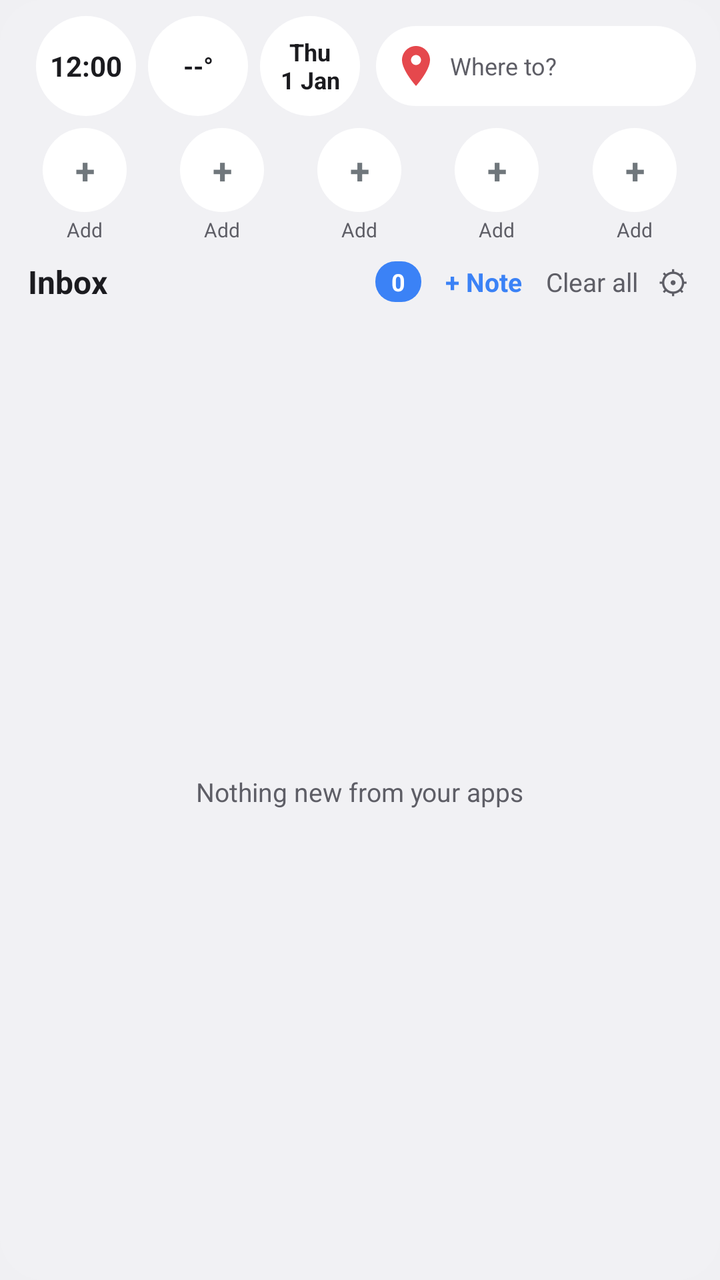
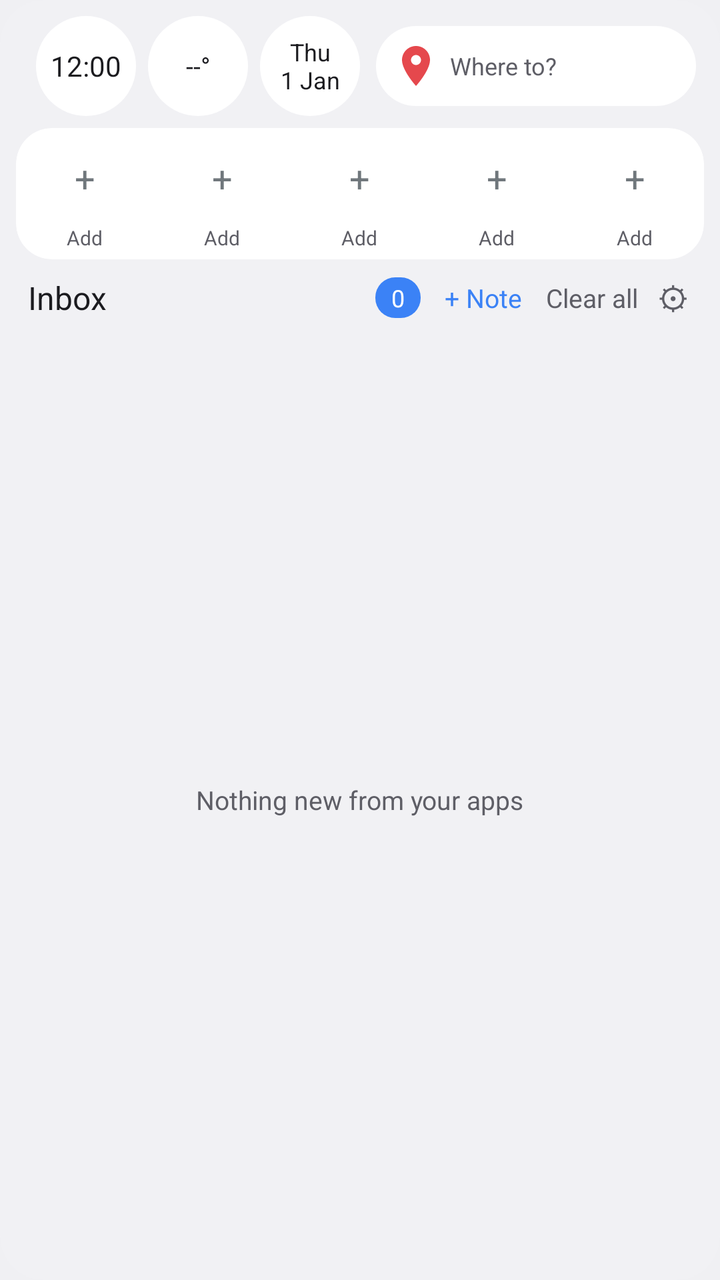

The first picture is an Android layout as it rendered before a commit; the second is the same layout after the commit. The layout source and the unified diff follow.
<!-- AndroidManifest.xml: application theme NtTheme -->
<!-- res/layout/widget_tiles.xml -->
<?xml version="1.0" encoding="utf-8"?>
<LinearLayout xmlns:android="http://schemas.android.com/apk/res/android"
    android:id="@+id/root"
    android:layout_width="match_parent"
    android:layout_height="match_parent"
    android:background="@drawable/nt_widget_bg"
    android:orientation="vertical"
    android:padding="8dp">


    <LinearLayout
        android:layout_width="match_parent"
        android:layout_height="wrap_content"
        android:gravity="center_vertical"
        android:orientation="horizontal"
        android:paddingStart="4dp"
        android:paddingEnd="4dp"
        android:paddingBottom="6dp">

        <LinearLayout
            android:id="@+id/wlocA"
            android:layout_width="0dp"
            android:layout_height="40dp"
            android:layout_marginStart="8dp"
            android:layout_weight="1"
            android:background="@drawable/nt_pill_bg"
            android:gravity="center_vertical"
            android:orientation="horizontal"
            android:paddingStart="8dp"
            android:paddingEnd="6dp"
            android:visibility="gone">

            <ImageView
                android:id="@+id/wpinA"
                android:layout_width="24dp"
                android:layout_height="24dp"
                android:src="@drawable/ic_pin" />

            <TextView
                android:layout_width="0dp"
                android:layout_height="wrap_content"
                android:layout_marginStart="5dp"
                android:layout_weight="1"
                android:ellipsize="end"
                android:maxLines="1"
                android:text="Where to?"
                android:textColor="@color/nt_sub"
                android:textSize="12sp" />
        </LinearLayout>

        <LinearLayout
            android:layout_width="wrap_content"
            android:layout_height="wrap_content"
            android:orientation="horizontal">

        <TextClock
            android:id="@+id/wclock0"
            android:layout_width="50dp"
            android:layout_height="50dp"
            android:layout_marginStart="6dp"
            android:background="@drawable/nt_circle_bg"
            android:gravity="center"
            android:textColor="@color/nt_text"
            android:textStyle="bold"
            android:visibility="visible"
            android:format12Hour="h:mm"
            android:format24Hour="HH:mm"
            android:textSize="14sp"
            />

        <TextView
            android:id="@+id/wweather0"
            android:layout_width="50dp"
            android:layout_height="50dp"
            android:layout_marginStart="6dp"
            android:background="@drawable/nt_circle_bg"
            android:gravity="center"
            android:textColor="@color/nt_text"
            android:textStyle="bold"
            android:visibility="gone"
            android:text="--°"
            android:textSize="13sp"
            />

        <TextClock
            android:id="@+id/wdate0"
            android:layout_width="50dp"
            android:layout_height="50dp"
            android:layout_marginStart="6dp"
            android:background="@drawable/nt_circle_bg"
            android:gravity="center"
            android:textColor="@color/nt_text"
            android:textStyle="bold"
            android:visibility="gone"
            android:format12Hour="EEE&#10;d MMM"
            android:format24Hour="EEE&#10;d MMM"
            android:textSize="12sp"
            />

        </LinearLayout>

        <LinearLayout
            android:layout_width="wrap_content"
            android:layout_height="wrap_content"
            android:orientation="horizontal">

        <TextClock
            android:id="@+id/wclock1"
            android:layout_width="50dp"
            android:layout_height="50dp"
            android:layout_marginStart="6dp"
            android:background="@drawable/nt_circle_bg"
            android:gravity="center"
            android:textColor="@color/nt_text"
            android:textStyle="bold"
            android:visibility="gone"
            android:format12Hour="h:mm"
            android:format24Hour="HH:mm"
            android:textSize="14sp"
            />

        <TextView
            android:id="@+id/wweather1"
            android:layout_width="50dp"
            android:layout_height="50dp"
            android:layout_marginStart="6dp"
            android:background="@drawable/nt_circle_bg"
            android:gravity="center"
            android:textColor="@color/nt_text"
            android:textStyle="bold"
            android:visibility="visible"
            android:text="--°"
            android:textSize="13sp"
            />

        <TextClock
            android:id="@+id/wdate1"
            android:layout_width="50dp"
            android:layout_height="50dp"
            android:layout_marginStart="6dp"
            android:background="@drawable/nt_circle_bg"
            android:gravity="center"
            android:textColor="@color/nt_text"
            android:textStyle="bold"
            android:visibility="gone"
            android:format12Hour="EEE&#10;d MMM"
            android:format24Hour="EEE&#10;d MMM"
            android:textSize="12sp"
            />

        </LinearLayout>

        <LinearLayout
            android:layout_width="wrap_content"
            android:layout_height="wrap_content"
            android:orientation="horizontal">

        <TextClock
            android:id="@+id/wclock2"
            android:layout_width="50dp"
            android:layout_height="50dp"
            android:layout_marginStart="6dp"
            android:background="@drawable/nt_circle_bg"
            android:gravity="center"
            android:textColor="@color/nt_text"
            android:textStyle="bold"
            android:visibility="gone"
            android:format12Hour="h:mm"
            android:format24Hour="HH:mm"
            android:textSize="14sp"
            />

        <TextView
            android:id="@+id/wweather2"
            android:layout_width="50dp"
            android:layout_height="50dp"
            android:layout_marginStart="6dp"
            android:background="@drawable/nt_circle_bg"
            android:gravity="center"
            android:textColor="@color/nt_text"
            android:textStyle="bold"
            android:visibility="gone"
            android:text="--°"
            android:textSize="13sp"
            />

        <TextClock
            android:id="@+id/wdate2"
            android:layout_width="50dp"
            android:layout_height="50dp"
            android:layout_marginStart="6dp"
            android:background="@drawable/nt_circle_bg"
            android:gravity="center"
            android:textColor="@color/nt_text"
            android:textStyle="bold"
            android:visibility="visible"
            android:format12Hour="EEE&#10;d MMM"
            android:format24Hour="EEE&#10;d MMM"
            android:textSize="12sp"
            />

        </LinearLayout>

        <LinearLayout
            android:id="@+id/wlocB"
            android:layout_width="0dp"
            android:layout_height="40dp"
            android:layout_marginStart="8dp"
            android:layout_weight="1"
            android:background="@drawable/nt_pill_bg"
            android:gravity="center_vertical"
            android:orientation="horizontal"
            android:paddingStart="8dp"
            android:paddingEnd="6dp"
            android:visibility="visible">

            <ImageView
                android:id="@+id/wpinB"
                android:layout_width="24dp"
                android:layout_height="24dp"
                android:src="@drawable/ic_pin" />

            <TextView
                android:layout_width="0dp"
                android:layout_height="wrap_content"
                android:layout_marginStart="5dp"
                android:layout_weight="1"
                android:ellipsize="end"
                android:maxLines="1"
                android:text="Where to?"
                android:textColor="@color/nt_sub"
                android:textSize="12sp" />
        </LinearLayout>
    </LinearLayout>

    <LinearLayout
        android:id="@+id/dialrow"
        android:layout_width="match_parent"
        android:layout_height="wrap_content"
        android:orientation="horizontal"
        android:paddingBottom="6dp">

        <LinearLayout
            android:id="@+id/dial0"
            android:layout_width="0dp"
            android:layout_height="wrap_content"
            android:layout_weight="1"
            android:gravity="center_horizontal"
            android:orientation="vertical">

            <TextView
                android:id="@+id/dc0"
                android:layout_width="42dp"
                android:layout_height="42dp"
                android:background="@drawable/nt_circle_bg"
                android:gravity="center"
                android:text="+"
                android:textSize="18sp"
                android:textStyle="bold" />

            <TextView
                android:id="@+id/dn0"
                android:layout_width="match_parent"
                android:layout_height="wrap_content"
                android:ellipsize="end"
                android:gravity="center"
                android:maxLines="1"
                android:paddingTop="2dp"
                android:text="Add"
                android:textColor="@color/nt_sub"
                android:textSize="10sp" />
        </LinearLayout>

        <LinearLayout
            android:id="@+id/dial1"
            android:layout_width="0dp"
            android:layout_height="wrap_content"
            android:layout_weight="1"
            android:gravity="center_horizontal"
            android:orientation="vertical">

            <TextView
                android:id="@+id/dc1"
                android:layout_width="42dp"
                android:layout_height="42dp"
                android:background="@drawable/nt_circle_bg"
                android:gravity="center"
                android:text="+"
                android:textSize="18sp"
                android:textStyle="bold" />

            <TextView
                android:id="@+id/dn1"
                android:layout_width="match_parent"
                android:layout_height="wrap_content"
                android:ellipsize="end"
                android:gravity="center"
                android:maxLines="1"
                android:paddingTop="2dp"
                android:text="Add"
                android:textColor="@color/nt_sub"
                android:textSize="10sp" />
        </LinearLayout>

        <LinearLayout
            android:id="@+id/dial2"
            android:layout_width="0dp"
            android:layout_height="wrap_content"
            android:layout_weight="1"
            android:gravity="center_horizontal"
            android:orientation="vertical">

            <TextView
                android:id="@+id/dc2"
                android:layout_width="42dp"
                android:layout_height="42dp"
                android:background="@drawable/nt_circle_bg"
                android:gravity="center"
                android:text="+"
                android:textSize="18sp"
                android:textStyle="bold" />

            <TextView
                android:id="@+id/dn2"
                android:layout_width="match_parent"
                android:layout_height="wrap_content"
                android:ellipsize="end"
                android:gravity="center"
                android:maxLines="1"
                android:paddingTop="2dp"
                android:text="Add"
                android:textColor="@color/nt_sub"
                android:textSize="10sp" />
        </LinearLayout>

        <LinearLayout
            android:id="@+id/dial3"
            android:layout_width="0dp"
            android:layout_height="wrap_content"
            android:layout_weight="1"
            android:gravity="center_horizontal"
            android:orientation="vertical">

            <TextView
                android:id="@+id/dc3"
                android:layout_width="42dp"
                android:layout_height="42dp"
                android:background="@drawable/nt_circle_bg"
                android:gravity="center"
                android:text="+"
                android:textSize="18sp"
                android:textStyle="bold" />

            <TextView
                android:id="@+id/dn3"
                android:layout_width="match_parent"
                android:layout_height="wrap_content"
                android:ellipsize="end"
                android:gravity="center"
                android:maxLines="1"
                android:paddingTop="2dp"
                android:text="Add"
                android:textColor="@color/nt_sub"
                android:textSize="10sp" />
        </LinearLayout>

        <LinearLayout
            android:id="@+id/dial4"
            android:layout_width="0dp"
            android:layout_height="wrap_content"
            android:layout_weight="1"
            android:gravity="center_horizontal"
            android:orientation="vertical">

            <TextView
                android:id="@+id/dc4"
                android:layout_width="42dp"
                android:layout_height="42dp"
                android:background="@drawable/nt_circle_bg"
                android:gravity="center"
                android:text="+"
                android:textSize="18sp"
                android:textStyle="bold" />

            <TextView
                android:id="@+id/dn4"
                android:layout_width="match_parent"
                android:layout_height="wrap_content"
                android:ellipsize="end"
                android:gravity="center"
                android:maxLines="1"
                android:paddingTop="2dp"
                android:text="Add"
                android:textColor="@color/nt_sub"
                android:textSize="10sp" />
        </LinearLayout>
    </LinearLayout>

    <LinearLayout
        android:id="@+id/header"
        android:layout_width="match_parent"
        android:layout_height="wrap_content"
        android:gravity="center_vertical"
        android:orientation="horizontal"
        android:paddingStart="6dp"
        android:paddingEnd="6dp"
        android:paddingBottom="6dp">

        <TextView
            android:id="@+id/hdr_title"
            android:layout_width="0dp"
            android:layout_height="wrap_content"
            android:layout_weight="1"
            android:text="Inbox"
            android:textColor="@color/nt_text"
            android:textSize="16sp"
            android:textStyle="bold" />

        <TextView
            android:id="@+id/count"
            android:layout_width="wrap_content"
            android:layout_height="wrap_content"
            android:background="@drawable/nt_badge_bg"
            android:paddingStart="8dp"
            android:paddingTop="2dp"
            android:paddingEnd="8dp"
            android:paddingBottom="2dp"
            android:text="0"
            android:textColor="#FFFFFF"
            android:textSize="12sp"
            android:textStyle="bold" />

        <TextView
            android:id="@+id/wnote"
            android:layout_width="wrap_content"
            android:layout_height="wrap_content"
            android:paddingStart="12dp"
            android:paddingTop="4dp"
            android:paddingEnd="6dp"
            android:paddingBottom="4dp"
            android:text="+ Note"
            android:textColor="@color/nt_badge"
            android:textSize="13sp"
            android:textStyle="bold" />

        <TextView
            android:id="@+id/wclear"
            android:layout_width="wrap_content"
            android:layout_height="wrap_content"
            android:paddingStart="6dp"
            android:paddingTop="4dp"
            android:paddingEnd="2dp"
            android:paddingBottom="4dp"
            android:text="Clear all"
            android:textColor="@color/nt_sub"
            android:textSize="13sp" />

        <TextView
            android:id="@+id/wset"
            android:layout_width="wrap_content"
            android:layout_height="wrap_content"
            android:paddingStart="8dp"
            android:paddingTop="2dp"
            android:paddingEnd="2dp"
            android:paddingBottom="2dp"
            android:text="⚙"
            android:textColor="@color/nt_sub"
            android:textSize="16sp" />
    </LinearLayout>

    <FrameLayout
        android:layout_width="match_parent"
        android:layout_height="0dp"
        android:layout_weight="1">

        <GridView
            android:id="@+id/grid"
            android:layout_width="match_parent"
            android:layout_height="match_parent"
            android:horizontalSpacing="6dp"
            android:listSelector="@android:color/transparent"
            android:numColumns="2"
            android:scrollbars="none"
            android:stretchMode="columnWidth"
            android:verticalSpacing="6dp" />

        <TextView
            android:id="@+id/empty"
            android:layout_width="wrap_content"
            android:layout_height="wrap_content"
            android:layout_gravity="center"
            android:text="Nothing new from your apps"
            android:textColor="@color/nt_sub"
            android:textSize="13sp" />
    </FrameLayout>
</LinearLayout>
<!-- resources referenced by this layout -->
<resources>
  <color name="nt_badge">#3B82F6</color>
  <color name="nt_sub">#5E5E66</color>
  <color name="nt_text">#1B1B1F</color>
  <!-- drawable ic_pin (drawable) -->
  <?xml version="1.0" encoding="utf-8"?>
  <vector xmlns:android="http://schemas.android.com/apk/res/android"
      android:width="24dp"
      android:height="24dp"
      android:viewportWidth="24"
      android:viewportHeight="24">
      <path
          android:fillColor="#E5484D"
          android:pathData="M12,2C8.13,2 5,5.13 5,9c0,5.25 7,13 7,13s7,-7.75 7,-13c0,-3.87 -3.13,-7 -7,-7zM12,11.5c-1.38,0 -2.5,-1.12 -2.5,-2.5s1.12,-2.5 2.5,-2.5 2.5,1.12 2.5,2.5 -1.12,2.5 -2.5,2.5z" />
  </vector>
  <!-- drawable nt_badge_bg (drawable) -->
  <?xml version="1.0" encoding="utf-8"?>
  <shape xmlns:android="http://schemas.android.com/apk/res/android" android:shape="rectangle">
      <solid android:color="@color/nt_badge" />
      <corners android:radius="10dp" />
  </shape>
  <!-- drawable nt_circle_bg (drawable) -->
  <?xml version="1.0" encoding="utf-8"?>
  <shape xmlns:android="http://schemas.android.com/apk/res/android" android:shape="oval">
      <solid android:color="@color/nt_circle" />
  </shape>
  <!-- drawable nt_pill_bg (drawable) -->
  <?xml version="1.0" encoding="utf-8"?>
  <shape xmlns:android="http://schemas.android.com/apk/res/android" android:shape="rectangle">
      <solid android:color="@color/nt_circle" />
      <corners android:radius="20dp" />
  </shape>
  <!-- drawable nt_widget_bg (drawable) -->
  <?xml version="1.0" encoding="utf-8"?>
  <shape xmlns:android="http://schemas.android.com/apk/res/android" android:shape="rectangle">
      <solid android:color="@color/nt_bg" />
      <corners android:radius="22dp" />
  </shape>
  <style name="NtTheme" parent="android:Theme.DeviceDefault.DayNight" />
  <color name="nt_circle">#FFFFFFFF</color>
  <color name="nt_bg">#EEF2F2F5</color>
</resources>

<!-- the commit's change to res/layout/widget_tiles.xml (unified diff, before → after) -->
@@ -1,9 +1,22 @@
 <?xml version="1.0" encoding="utf-8"?>
-<LinearLayout xmlns:android="http://schemas.android.com/apk/res/android"
+<FrameLayout xmlns:android="http://schemas.android.com/apk/res/android"
     android:id="@+id/root"
     android:layout_width="match_parent"
     android:layout_height="match_parent"
     android:background="@drawable/nt_widget_bg"
+    android:clipToOutline="true">
+
+    <ImageView
+        android:id="@+id/wbgimg"
+        android:layout_width="match_parent"
+        android:layout_height="match_parent"
+        android:scaleType="centerCrop"
+        android:visibility="gone" />
+
+<LinearLayout
+    android:id="@+id/content"
+    android:layout_width="match_parent"
+    android:layout_height="match_parent"
     android:orientation="vertical"
     android:padding="8dp">
 
@@ -37,6 +50,7 @@
                 android:src="@drawable/ic_pin" />
 
             <TextView
+                android:id="@+id/wwA"
                 android:layout_width="0dp"
                 android:layout_height="wrap_content"
                 android:layout_marginStart="5dp"
@@ -61,7 +75,7 @@
             android:background="@drawable/nt_circle_bg"
             android:gravity="center"
             android:textColor="@color/nt_text"
-            android:textStyle="bold"
+           
             android:visibility="visible"
             android:format12Hour="h:mm"
             android:format24Hour="HH:mm"
@@ -76,7 +90,7 @@
             android:background="@drawable/nt_circle_bg"
             android:gravity="center"
             android:textColor="@color/nt_text"
-            android:textStyle="bold"
+           
             android:visibility="gone"
             android:text="--°"
             android:textSize="13sp"
@@ -90,7 +104,7 @@
             android:background="@drawable/nt_circle_bg"
             android:gravity="center"
             android:textColor="@color/nt_text"
-            android:textStyle="bold"
+           
             android:visibility="gone"
             android:format12Hour="EEE&#10;d MMM"
             android:format24Hour="EEE&#10;d MMM"
@@ -112,7 +126,7 @@
             android:background="@drawable/nt_circle_bg"
             android:gravity="center"
             android:textColor="@color/nt_text"
-            android:textStyle="bold"
+           
             android:visibility="gone"
             android:format12Hour="h:mm"
             android:format24Hour="HH:mm"
@@ -127,7 +141,7 @@
             android:background="@drawable/nt_circle_bg"
             android:gravity="center"
             android:textColor="@color/nt_text"
-            android:textStyle="bold"
+           
             android:visibility="visible"
             android:text="--°"
             android:textSize="13sp"
@@ -141,7 +155,7 @@
             android:background="@drawable/nt_circle_bg"
             android:gravity="center"
             android:textColor="@color/nt_text"
-            android:textStyle="bold"
+           
             android:visibility="gone"
             android:format12Hour="EEE&#10;d MMM"
             android:format24Hour="EEE&#10;d MMM"
@@ -163,7 +177,7 @@
             android:background="@drawable/nt_circle_bg"
             android:gravity="center"
             android:textColor="@color/nt_text"
-            android:textStyle="bold"
+           
             android:visibility="gone"
             android:format12Hour="h:mm"
             android:format24Hour="HH:mm"
@@ -178,7 +192,7 @@
             android:background="@drawable/nt_circle_bg"
             android:gravity="center"
             android:textColor="@color/nt_text"
-            android:textStyle="bold"
+           
             android:visibility="gone"
             android:text="--°"
             android:textSize="13sp"
@@ -192,7 +206,7 @@
             android:background="@drawable/nt_circle_bg"
             android:gravity="center"
             android:textColor="@color/nt_text"
-            android:textStyle="bold"
+           
             android:visibility="visible"
             android:format12Hour="EEE&#10;d MMM"
             android:format24Hour="EEE&#10;d MMM"
@@ -221,6 +235,7 @@
                 android:src="@drawable/ic_pin" />
 
             <TextView
+                android:id="@+id/wwB"
                 android:layout_width="0dp"
                 android:layout_height="wrap_content"
                 android:layout_marginStart="5dp"
@@ -233,12 +248,28 @@
         </LinearLayout>
     </LinearLayout>
 
+    <FrameLayout
+        android:id="@+id/dialwrap"
+        android:layout_width="match_parent"
+        android:layout_height="wrap_content"
+        android:layout_marginBottom="6dp"
+        android:background="@drawable/nt_dial_bg"
+        android:clipToOutline="true">
+
+    <ImageView
+        android:id="@+id/dialimg"
+        android:layout_width="match_parent"
+        android:layout_height="match_parent"
+        android:scaleType="centerCrop"
+        android:visibility="gone" />
+
     <LinearLayout
         android:id="@+id/dialrow"
         android:layout_width="match_parent"
         android:layout_height="wrap_content"
         android:orientation="horizontal"
-        android:paddingBottom="6dp">
+        android:paddingTop="4dp"
+        android:paddingBottom="4dp">
 
         <LinearLayout
             android:id="@+id/dial0"
@@ -256,7 +287,7 @@
                 android:gravity="center"
                 android:text="+"
                 android:textSize="18sp"
-                android:textStyle="bold" />
+                />
 
             <TextView
                 android:id="@+id/dn0"
@@ -287,7 +318,7 @@
                 android:gravity="center"
                 android:text="+"
                 android:textSize="18sp"
-                android:textStyle="bold" />
+                />
 
             <TextView
                 android:id="@+id/dn1"
@@ -318,7 +349,7 @@
                 android:gravity="center"
                 android:text="+"
                 android:textSize="18sp"
-                android:textStyle="bold" />
+                />
 
             <TextView
                 android:id="@+id/dn2"
@@ -349,7 +380,7 @@
                 android:gravity="center"
                 android:text="+"
                 android:textSize="18sp"
-                android:textStyle="bold" />
+                />
 
             <TextView
                 android:id="@+id/dn3"
@@ -380,7 +411,7 @@
                 android:gravity="center"
                 android:text="+"
                 android:textSize="18sp"
-                android:textStyle="bold" />
+                />
 
             <TextView
                 android:id="@+id/dn4"
@@ -395,6 +426,7 @@
                 android:textSize="10sp" />
         </LinearLayout>
     </LinearLayout>
+    </FrameLayout>
 
     <LinearLayout
         android:id="@+id/header"
@@ -414,7 +446,7 @@
             android:text="Inbox"
             android:textColor="@color/nt_text"
             android:textSize="16sp"
-            android:textStyle="bold" />
+            />
 
         <TextView
             android:id="@+id/count"
@@ -428,7 +460,7 @@
             android:text="0"
             android:textColor="#FFFFFF"
             android:textSize="12sp"
-            android:textStyle="bold" />
+            />
 
         <TextView
             android:id="@+id/wnote"
@@ -441,7 +473,7 @@
             android:text="+ Note"
             android:textColor="@color/nt_badge"
             android:textSize="13sp"
-            android:textStyle="bold" />
+            />
 
         <TextView
             android:id="@+id/wclear"
@@ -494,3 +526,4 @@
             android:textSize="13sp" />
     </FrameLayout>
 </LinearLayout>
+</FrameLayout>
<!-- resource entries referenced after the edit -->
@@ -25,6 +25,12 @@
   <shape xmlns:android="http://schemas.android.com/apk/res/android" android:shape="oval">
       <solid android:color="@color/nt_circle" />
   </shape>
+  <!-- drawable nt_dial_bg (drawable) -->
+  <?xml version="1.0" encoding="utf-8"?>
+  <shape xmlns:android="http://schemas.android.com/apk/res/android" android:shape="rectangle">
+      <solid android:color="#FFFFFFFF" />
+      <corners android:radius="18dp" />
+  </shape>
   <!-- drawable nt_pill_bg (drawable) -->
   <?xml version="1.0" encoding="utf-8"?>
   <shape xmlns:android="http://schemas.android.com/apk/res/android" android:shape="rectangle">
